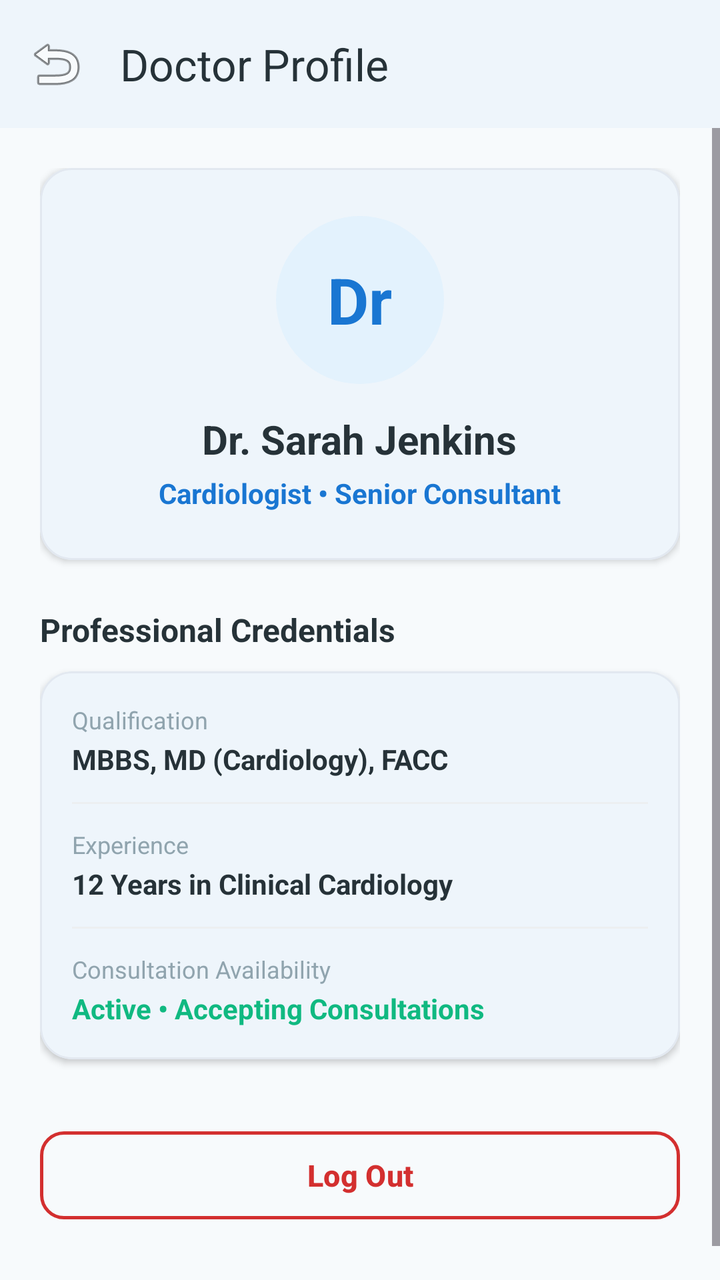
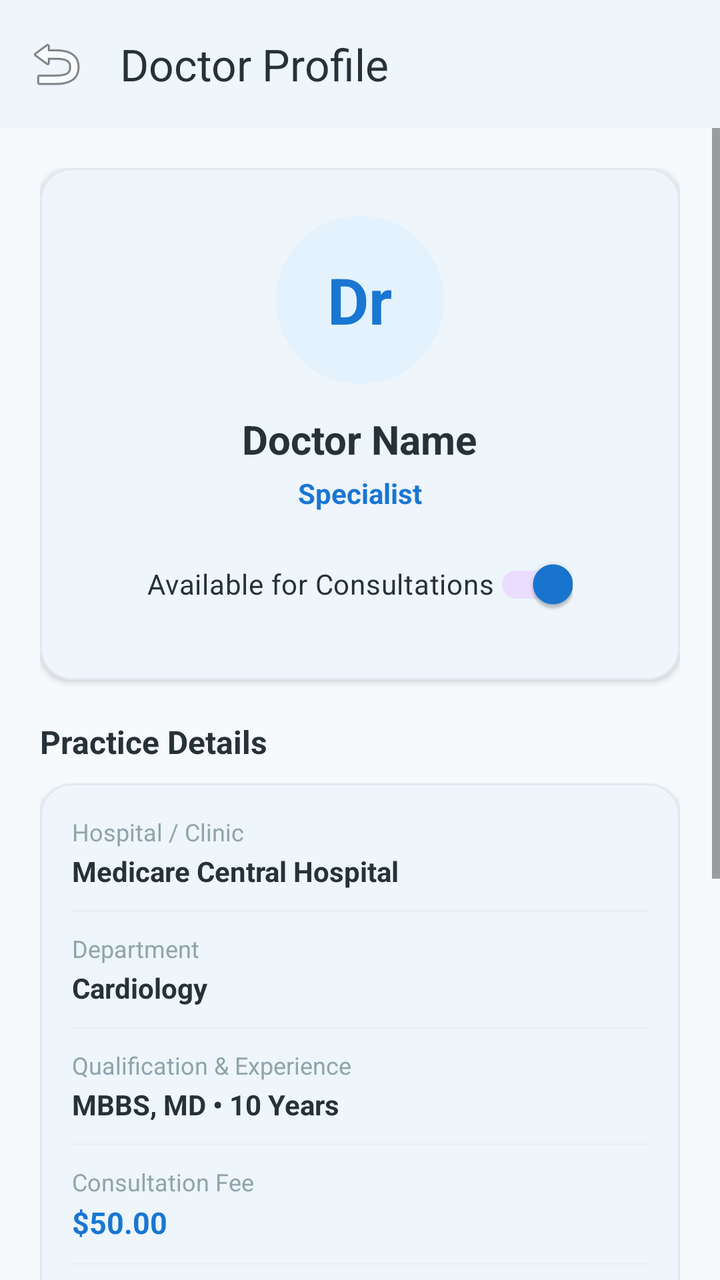

Compare the two renders of this Android layout. The source of the first and the diff that turns it into the second are given below.
<!-- AndroidManifest.xml: application theme Theme.Medicare -->
<!-- res/layout/activity_doctor_profile.xml -->
<?xml version="1.0" encoding="utf-8"?>
<LinearLayout xmlns:android="http://schemas.android.com/apk/res/android"
    xmlns:app="http://schemas.android.com/apk/res-auto"
    android:layout_width="match_parent"
    android:layout_height="match_parent"
    android:background="@color/background"
    android:orientation="vertical">

    <com.google.android.material.appbar.MaterialToolbar
        android:id="@+id/toolbarDoctorProfile"
        android:layout_width="match_parent"
        android:layout_height="?attr/actionBarSize"
        android:background="@color/surface"
        android:elevation="2dp"
        app:navigationIcon="@android:drawable/ic_menu_revert"
        app:title="Doctor Profile"
        app:titleTextColor="@color/text_primary" />

    <ScrollView
        android:layout_width="match_parent"
        android:layout_height="match_parent"
        android:fillViewport="true">

        <LinearLayout
            android:layout_width="match_parent"
            android:layout_height="wrap_content"
            android:orientation="vertical"
            android:padding="20dp">

            <com.google.android.material.card.MaterialCardView
                style="@style/Widget.Medicare.Card"
                android:layout_width="match_parent"
                android:layout_height="wrap_content">

                <LinearLayout
                    android:layout_width="match_parent"
                    android:layout_height="wrap_content"
                    android:gravity="center"
                    android:orientation="vertical"
                    android:padding="24dp">

                    <FrameLayout
                        android:layout_width="84dp"
                        android:layout_height="84dp"
                        android:background="@drawable/bg_circle_success"
                        android:backgroundTint="@color/primary_light">

                        <TextView
                            android:id="@+id/tvDocProfileInitial"
                            android:layout_width="wrap_content"
                            android:layout_height="wrap_content"
                            android:layout_gravity="center"
                            android:text="Dr"
                            android:textColor="@color/primary"
                            android:textSize="32sp"
                            android:textStyle="bold" />
                    </FrameLayout>

                    <TextView
                        android:id="@+id/tvDocProfileName"
                        android:layout_width="wrap_content"
                        android:layout_height="wrap_content"
                        android:layout_marginTop="14dp"
                        android:text="Dr. Sarah Jenkins"
                        android:textColor="@color/text_primary"
                        android:textSize="20sp"
                        android:textStyle="bold" />

                    <TextView
                        android:id="@+id/tvDocProfileSpecialty"
                        android:layout_width="wrap_content"
                        android:layout_height="wrap_content"
                        android:layout_marginTop="4dp"
                        android:text="Cardiologist • Senior Consultant"
                        android:textColor="@color/primary"
                        android:textSize="14sp"
                        android:textStyle="bold" />

                </LinearLayout>
            </com.google.android.material.card.MaterialCardView>

            <TextView
                android:layout_width="wrap_content"
                android:layout_height="wrap_content"
                android:layout_marginTop="24dp"
                android:text="Professional Credentials"
                android:textColor="@color/text_primary"
                android:textSize="16sp"
                android:textStyle="bold" />

            <com.google.android.material.card.MaterialCardView
                style="@style/Widget.Medicare.Card"
                android:layout_width="match_parent"
                android:layout_height="wrap_content"
                android:layout_marginTop="10dp">

                <LinearLayout
                    android:layout_width="match_parent"
                    android:layout_height="wrap_content"
                    android:orientation="vertical"
                    android:padding="16dp">

                    <TextView
                        android:layout_width="wrap_content"
                        android:layout_height="wrap_content"
                        android:text="Qualification"
                        android:textColor="@color/text_tertiary"
                        android:textSize="12sp" />

                    <TextView
                        android:id="@+id/tvDocProfileQualification"
                        android:layout_width="wrap_content"
                        android:layout_height="wrap_content"
                        android:layout_marginTop="2dp"
                        android:text="MBBS, MD (Cardiology), FACC"
                        android:textColor="@color/text_primary"
                        android:textSize="14sp"
                        android:textStyle="bold" />

                    <View
                        android:layout_width="match_parent"
                        android:layout_height="1dp"
                        android:layout_marginTop="12dp"
                        android:layout_marginBottom="12dp"
                        android:background="@color/divider" />

                    <TextView
                        android:layout_width="wrap_content"
                        android:layout_height="wrap_content"
                        android:text="Experience"
                        android:textColor="@color/text_tertiary"
                        android:textSize="12sp" />

                    <TextView
                        android:id="@+id/tvDocProfileExp"
                        android:layout_width="wrap_content"
                        android:layout_height="wrap_content"
                        android:layout_marginTop="2dp"
                        android:text="12 Years in Clinical Cardiology"
                        android:textColor="@color/text_primary"
                        android:textSize="14sp"
                        android:textStyle="bold" />

                    <View
                        android:layout_width="match_parent"
                        android:layout_height="1dp"
                        android:layout_marginTop="12dp"
                        android:layout_marginBottom="12dp"
                        android:background="@color/divider" />

                    <TextView
                        android:layout_width="wrap_content"
                        android:layout_height="wrap_content"
                        android:text="Consultation Availability"
                        android:textColor="@color/text_tertiary"
                        android:textSize="12sp" />

                    <TextView
                        android:layout_width="wrap_content"
                        android:layout_height="wrap_content"
                        android:layout_marginTop="2dp"
                        android:text="Active • Accepting Consultations"
                        android:textColor="@color/status_confirmed"
                        android:textSize="14sp"
                        android:textStyle="bold" />
                </LinearLayout>
            </com.google.android.material.card.MaterialCardView>

            <com.google.android.material.button.MaterialButton
                android:id="@+id/btnDoctorLogout"
                style="@style/Widget.Material3.Button.OutlinedButton"
                android:layout_width="match_parent"
                android:layout_height="52dp"
                android:layout_marginTop="32dp"
                android:layout_marginBottom="24dp"
                android:text="@string/logout"
                android:textColor="@color/error"
                android:textSize="15sp"
                android:textStyle="bold"
                app:cornerRadius="12dp"
                app:strokeColor="@color/error"
                app:strokeWidth="1.5dp" />

        </LinearLayout>
    </ScrollView>

</LinearLayout>
<!-- resources referenced by this layout -->
<resources>
  <color name="background">#F7FAFC</color>
  <color name="divider">#ECEFF1</color>
  <color name="error">#D32F2F</color>
  <color name="primary">#1976D2</color>
  <color name="primary_light">#E3F2FD</color>
  <color name="status_confirmed">#10B981</color>
  <color name="surface">#FFFFFF</color>
  <color name="text_primary">#263238</color>
  <color name="text_tertiary">#90A4AE</color>
  <!-- drawable bg_circle_success (drawable) -->
  <?xml version="1.0" encoding="utf-8"?>
  <shape xmlns:android="http://schemas.android.com/apk/res/android"
      android:shape="oval">
      <solid android:color="@color/status_confirmed_bg" />
  </shape>
  <string name="logout">Log Out</string>
  <style name="Widget.Medicare.Card" parent="Widget.Material3.CardView.Elevated">
          <item name="cardCornerRadius">16dp</item>
          <item name="cardElevation">2dp</item>
          <item name="strokeColor">@color/card_border</item>
          <item name="strokeWidth">1dp</item>
          <item name="cardBackgroundColor">@color/surface</item>
      </style>
  <style name="Theme.Medicare" parent="Theme.Material3.Light.NoActionBar">
          
          <item name="colorPrimary">@color/primary</item>
          <item name="colorPrimaryDark">@color/primary_dark</item>
          <item name="colorSecondary">@color/secondary</item>
          <item name="android:windowBackground">@color/background</item>
          <item name="android:statusBarColor">@color/surface</item>
          <item name="android:windowLightStatusBar">true</item>
          <item name="colorSurface">@color/surface</item>
          <item name="colorOnSurface">@color/text_primary</item>
          
          
          <item name="shapeAppearanceCornerMedium">@style/ShapeAppearance.Medicare.Medium</item>
          <item name="shapeAppearanceCornerLarge">@style/ShapeAppearance.Medicare.Large</item>
      </style>
  <color name="status_confirmed_bg">#D1FAE5</color>
  <color name="card_border">#E2E8F0</color>
  <color name="primary_dark">#1565C0</color>
  <color name="secondary">#26A69A</color>
  <style name="ShapeAppearance.Medicare.Medium" parent="ShapeAppearance.Material3.Corner.Medium">
          <item name="cornerSize">14dp</item>
      </style>
  <style name="ShapeAppearance.Medicare.Large" parent="ShapeAppearance.Material3.Corner.Large">
          <item name="cornerSize">20dp</item>
      </style>
</resources>

<!-- the commit's change to res/layout/activity_doctor_profile.xml (unified diff, before → after) -->
@@ -61,7 +61,7 @@
                         android:layout_width="wrap_content"
                         android:layout_height="wrap_content"
                         android:layout_marginTop="14dp"
-                        android:text="Dr. Sarah Jenkins"
+                        android:text="Doctor Name"
                         android:textColor="@color/text_primary"
                         android:textSize="20sp"
                         android:textStyle="bold" />
@@ -71,10 +71,19 @@
                         android:layout_width="wrap_content"
                         android:layout_height="wrap_content"
                         android:layout_marginTop="4dp"
-                        android:text="Cardiologist • Senior Consultant"
+                        android:text="Specialist"
                         android:textColor="@color/primary"
                         android:textSize="14sp"
                         android:textStyle="bold" />
+
+                    <com.google.android.material.switchmaterial.SwitchMaterial
+                        android:id="@+id/switchDocAvailability"
+                        android:layout_width="wrap_content"
+                        android:layout_height="wrap_content"
+                        android:layout_marginTop="12dp"
+                        android:checked="true"
+                        android:text="Available for Consultations"
+                        android:textColor="@color/text_primary" />
 
                 </LinearLayout>
             </com.google.android.material.card.MaterialCardView>
@@ -82,8 +91,8 @@
             <TextView
                 android:layout_width="wrap_content"
                 android:layout_height="wrap_content"
-                android:layout_marginTop="24dp"
-                android:text="Professional Credentials"
+                android:layout_marginTop="20dp"
+                android:text="Practice Details"
                 android:textColor="@color/text_primary"
                 android:textSize="16sp"
                 android:textStyle="bold" />
@@ -103,75 +112,160 @@
                     <TextView
                         android:layout_width="wrap_content"
                         android:layout_height="wrap_content"
-                        android:text="Qualification"
-                        android:textColor="@color/text_tertiary"
-                        android:textSize="12sp" />
-
-                    <TextView
-                        android:id="@+id/tvDocProfileQualification"
-                        android:layout_width="wrap_content"
-                        android:layout_height="wrap_content"
-                        android:layout_marginTop="2dp"
-                        android:text="MBBS, MD (Cardiology), FACC"
-                        android:textColor="@color/text_primary"
-                        android:textSize="14sp"
-                        android:textStyle="bold" />
-
-                    <View
-                        android:layout_width="match_parent"
-                        android:layout_height="1dp"
-                        android:layout_marginTop="12dp"
-                        android:layout_marginBottom="12dp"
-                        android:background="@color/divider" />
-
-                    <TextView
-                        android:layout_width="wrap_content"
-                        android:layout_height="wrap_content"
-                        android:text="Experience"
-                        android:textColor="@color/text_tertiary"
-                        android:textSize="12sp" />
-
-                    <TextView
-                        android:id="@+id/tvDocProfileExp"
-                        android:layout_width="wrap_content"
-                        android:layout_height="wrap_content"
-                        android:layout_marginTop="2dp"
-                        android:text="12 Years in Clinical Cardiology"
-                        android:textColor="@color/text_primary"
-                        android:textSize="14sp"
-                        android:textStyle="bold" />
-
-                    <View
-                        android:layout_width="match_parent"
-                        android:layout_height="1dp"
-                        android:layout_marginTop="12dp"
-                        android:layout_marginBottom="12dp"
-                        android:background="@color/divider" />
-
-                    <TextView
-                        android:layout_width="wrap_content"
-                        android:layout_height="wrap_content"
-                        android:text="Consultation Availability"
-                        android:textColor="@color/text_tertiary"
-                        android:textSize="12sp" />
-
-                    <TextView
-                        android:layout_width="wrap_content"
-                        android:layout_height="wrap_content"
-                        android:layout_marginTop="2dp"
-                        android:text="Active • Accepting Consultations"
-                        android:textColor="@color/status_confirmed"
-                        android:textSize="14sp"
-                        android:textStyle="bold" />
+                        android:text="Hospital / Clinic"
+                        android:textColor="@color/text_tertiary"
+                        android:textSize="12sp" />
+
+                    <TextView
+                        android:id="@+id/tvDocProfileHospital"
+                        android:layout_width="wrap_content"
+                        android:layout_height="wrap_content"
+                        android:layout_marginTop="2dp"
+                        android:text="Medicare Central Hospital"
+                        android:textColor="@color/text_primary"
+                        android:textSize="14sp"
+                        android:textStyle="bold" />
+
+                    <View
+                        android:layout_width="match_parent"
+                        android:layout_height="1dp"
+                        android:layout_marginTop="10dp"
+                        android:layout_marginBottom="10dp"
+                        android:background="@color/divider" />
+
+                    <TextView
+                        android:layout_width="wrap_content"
+                        android:layout_height="wrap_content"
+                        android:text="Department"
+                        android:textColor="@color/text_tertiary"
+                        android:textSize="12sp" />
+
+                    <TextView
+                        android:id="@+id/tvDocProfileDepartment"
+                        android:layout_width="wrap_content"
+                        android:layout_height="wrap_content"
+                        android:layout_marginTop="2dp"
+                        android:text="Cardiology"
+                        android:textColor="@color/text_primary"
+                        android:textSize="14sp"
+                        android:textStyle="bold" />
+
+                    <View
+                        android:layout_width="match_parent"
+                        android:layout_height="1dp"
+                        android:layout_marginTop="10dp"
+                        android:layout_marginBottom="10dp"
+                        android:background="@color/divider" />
+
+                    <TextView
+                        android:layout_width="wrap_content"
+                        android:layout_height="wrap_content"
+                        android:text="Qualification &amp; Experience"
+                        android:textColor="@color/text_tertiary"
+                        android:textSize="12sp" />
+
+                    <TextView
+                        android:id="@+id/tvDocProfileQualExp"
+                        android:layout_width="wrap_content"
+                        android:layout_height="wrap_content"
+                        android:layout_marginTop="2dp"
+                        android:text="MBBS, MD • 10 Years"
+                        android:textColor="@color/text_primary"
+                        android:textSize="14sp"
+                        android:textStyle="bold" />
+
+                    <View
+                        android:layout_width="match_parent"
+                        android:layout_height="1dp"
+                        android:layout_marginTop="10dp"
+                        android:layout_marginBottom="10dp"
+                        android:background="@color/divider" />
+
+                    <TextView
+                        android:layout_width="wrap_content"
+                        android:layout_height="wrap_content"
+                        android:text="Consultation Fee"
+                        android:textColor="@color/text_tertiary"
+                        android:textSize="12sp" />
+
+                    <TextView
+                        android:id="@+id/tvDocProfileFee"
+                        android:layout_width="wrap_content"
+                        android:layout_height="wrap_content"
+                        android:layout_marginTop="2dp"
+                        android:text="$50.00"
+                        android:textColor="@color/primary"
+                        android:textSize="15sp"
+                        android:textStyle="bold" />
+
+                    <View
+                        android:layout_width="match_parent"
+                        android:layout_height="1dp"
+                        android:layout_marginTop="10dp"
+                        android:layout_marginBottom="10dp"
+                        android:background="@color/divider" />
+
+                    <TextView
+                        android:layout_width="wrap_content"
+                        android:layout_height="wrap_content"
+                        android:text="Schedule &amp; Hours"
+                        android:textColor="@color/text_tertiary"
+                        android:textSize="12sp" />
+
+                    <TextView
+                        android:id="@+id/tvDocProfileSchedule"
+                        android:layout_width="wrap_content"
+                        android:layout_height="wrap_content"
+                        android:layout_marginTop="2dp"
+                        android:text="Mon,Tue,Wed,Thu,Fri • 09:00 AM - 05:00 PM"
+                        android:textColor="@color/text_primary"
+                        android:textSize="14sp"
+                        android:textStyle="bold" />
+
+                    <View
+                        android:layout_width="match_parent"
+                        android:layout_height="1dp"
+                        android:layout_marginTop="10dp"
+                        android:layout_marginBottom="10dp"
+                        android:background="@color/divider" />
+
+                    <TextView
+                        android:layout_width="wrap_content"
+                        android:layout_height="wrap_content"
+                        android:text="About / Bio"
+                        android:textColor="@color/text_tertiary"
+                        android:textSize="12sp" />
+
+                    <TextView
+                        android:id="@+id/tvDocProfileBio"
+                        android:layout_width="wrap_content"
+                        android:layout_height="wrap_content"
+                        android:layout_marginTop="2dp"
+                        android:text="Dedicated specialist providing patient-first healthcare."
+                        android:textColor="@color/text_secondary"
+                        android:textSize="13sp" />
+
                 </LinearLayout>
             </com.google.android.material.card.MaterialCardView>
+
+            <com.google.android.material.button.MaterialButton
+                android:id="@+id/btnDoctorEditProfile"
+                style="@style/Widget.Medicare.Button"
+                android:layout_width="match_parent"
+                android:layout_height="52dp"
+                android:layout_marginTop="20dp"
+                android:text="EDIT PROFILE DETAILS"
+                android:textColor="@color/white"
+                android:textSize="14sp"
+                android:textStyle="bold"
+                app:cornerRadius="12dp" />
 
             <com.google.android.material.button.MaterialButton
                 android:id="@+id/btnDoctorLogout"
                 style="@style/Widget.Material3.Button.OutlinedButton"
                 android:layout_width="match_parent"
                 android:layout_height="52dp"
-                android:layout_marginTop="32dp"
+                android:layout_marginTop="12dp"
                 android:layout_marginBottom="24dp"
                 android:text="@string/logout"
                 android:textColor="@color/error"
<!-- resource entries referenced after the edit -->
@@ -5,10 +5,11 @@
   <color name="error">#D32F2F</color>
   <color name="primary">#1976D2</color>
   <color name="primary_light">#E3F2FD</color>
-  <color name="status_confirmed">#10B981</color>
   <color name="surface">#FFFFFF</color>
   <color name="text_primary">#263238</color>
+  <color name="text_secondary">#607D8B</color>
   <color name="text_tertiary">#90A4AE</color>
+  <color name="white">#FFFFFF</color>
   <!-- drawable bg_circle_success (drawable) -->
   <?xml version="1.0" encoding="utf-8"?>
   <shape xmlns:android="http://schemas.android.com/apk/res/android"
@@ -16,6 +17,14 @@
       <solid android:color="@color/status_confirmed_bg" />
   </shape>
   <string name="logout">Log Out</string>
+  <style name="Widget.Medicare.Button" parent="Widget.Material3.Button">
+          <item name="cornerRadius">12dp</item>
+          <item name="android:paddingTop">12dp</item>
+          <item name="android:paddingBottom">12dp</item>
+          <item name="android:paddingStart">24dp</item>
+          <item name="android:paddingEnd">24dp</item>
+          <item name="android:stateListAnimator">@null</item>
+      </style>
   <style name="Widget.Medicare.Card" parent="Widget.Material3.CardView.Elevated">
           <item name="cardCornerRadius">16dp</item>
           <item name="cardElevation">2dp</item>
